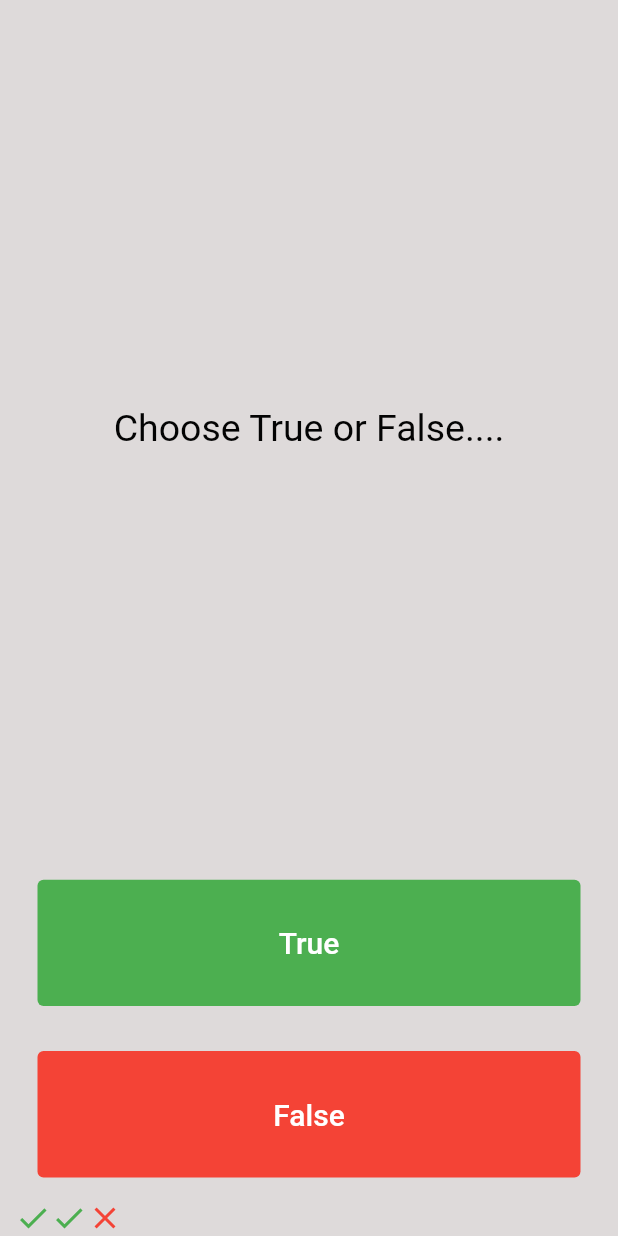
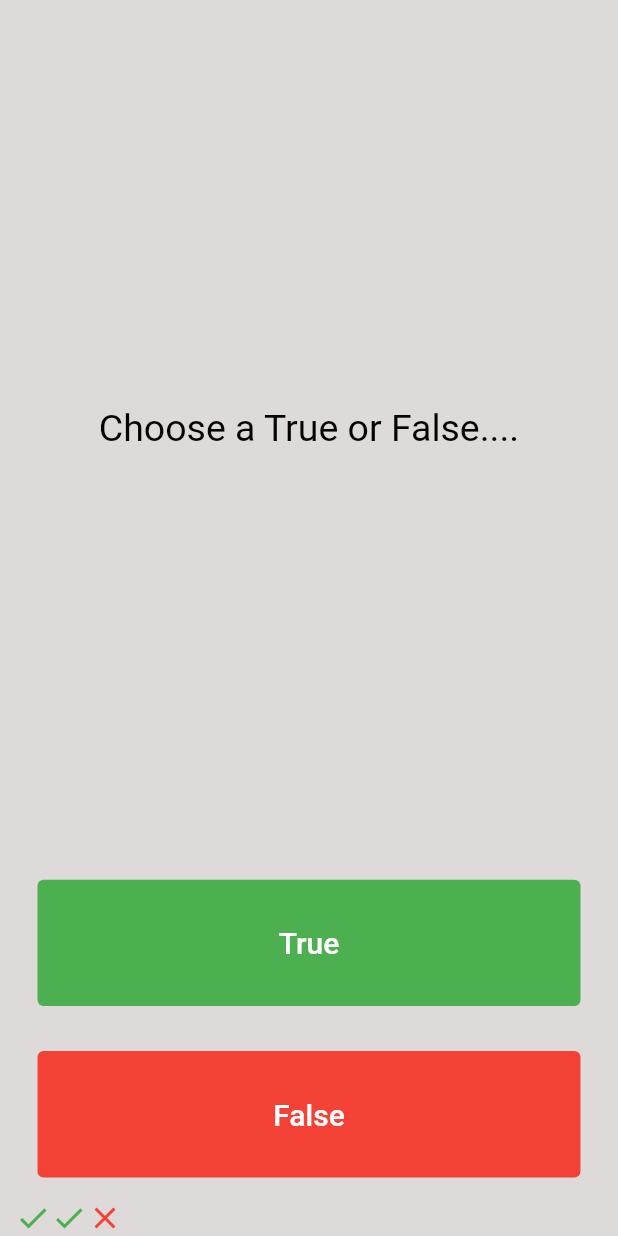
Before and after one commit to joyelmk/myquizzlergh, a Flutter app: the screen it shows after launch, on a phone screen of 412 x 824 dp. Run offline on Flutter 3.47's test engine with Material 2 defaults, Android fonts, the phone set to English and light mode, and no system bars.

Commit message:
second edit

```diff
--- a/lib/main.dart
+++ b/lib/main.dart
@@ -51,7 +51,7 @@ class _QuizPageState extends State<QuizPage> {
             padding: EdgeInsets.all(10.0),
             child: Center(
               child: Text(
-                'Choose True or False....',
+                'Choose a True or False....',
                 textAlign: TextAlign.center,
                 style: TextStyle(
                   fontSize: 25.0,
```
